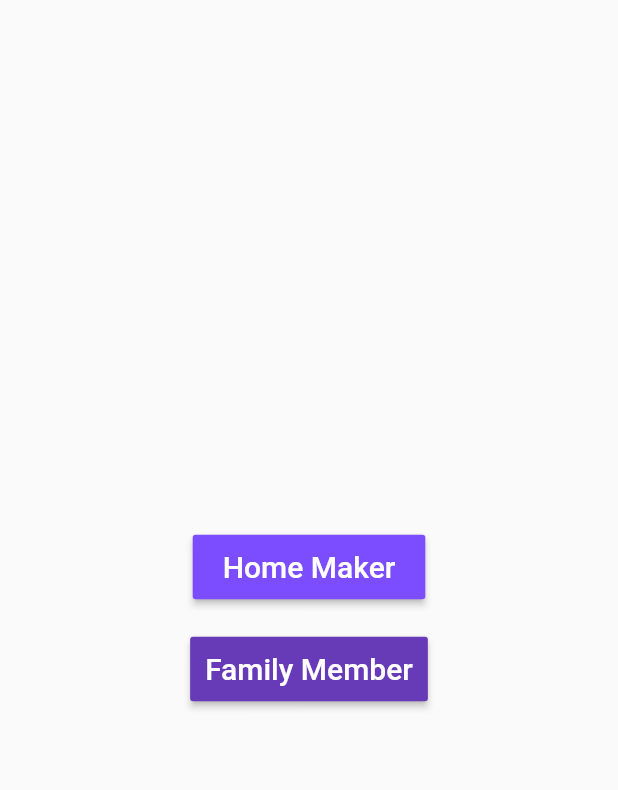
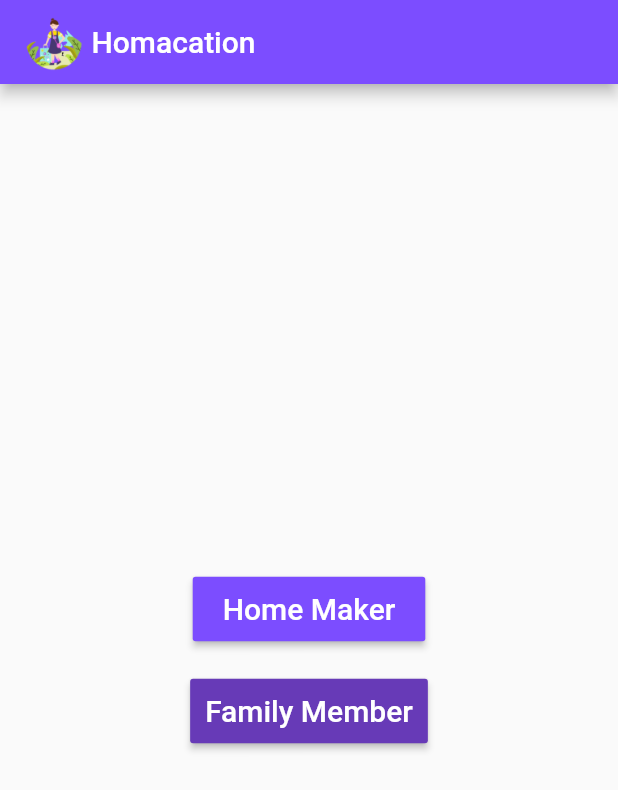
Before and after one commit to hamda-fizal/Homacation, a Flutter app: the screen it shows after launch, on a phone screen of 412 x 824 dp. Shown: the top 790 px of the screen. Run offline on Flutter 3.47's test engine with Material 2 defaults, Android fonts, the phone set to English and light mode, and no system bars; our stand-ins replace cloud_firestore, firebase_auth, firebase_core; missing offline and left inert: cloud_firestore_web, firebase_auth_web, firebase_core_web; accounts and stored records are empty.

Commit message:
Update UI

```diff
--- a/lib/main.dart
+++ b/lib/main.dart
@@ -19,6 +19,7 @@ class App extends StatelessWidget {
           return TaskListListener();
         },
         child: MaterialApp(
+           debugShowCheckedModeBanner: false,
           home: HomePage(),
           theme: ThemeData(
               accentColor: Colors.deepPurple,
@@ -31,6 +32,20 @@ class HomePage extends StatelessWidget {
   @override
   Widget build(BuildContext context) {
     return Scaffold(
+       appBar: AppBar(
+        iconTheme: IconThemeData(color: Colors.white),
+        backgroundColor: Colors.deepPurpleAccent,
+        title: Row(
+          children: <Widget>[
+            Image.asset(
+              "assets/homacationlogo.png",
+              height: 40,
+              width: 40,
+            ),
+            Text(" Homacation"),
+          ],
+        ),
+      ),
       body: Align(
         alignment: Alignment.center,
         child: Column(
```
